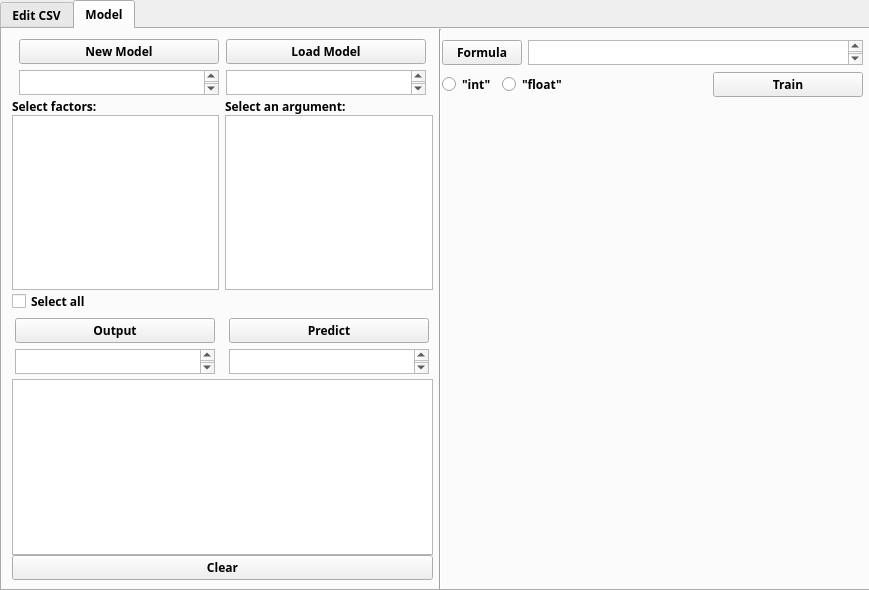
Above: src/raw/gui_model_raw.ui from Birewon/Augur before the change. Below: the same form after it.
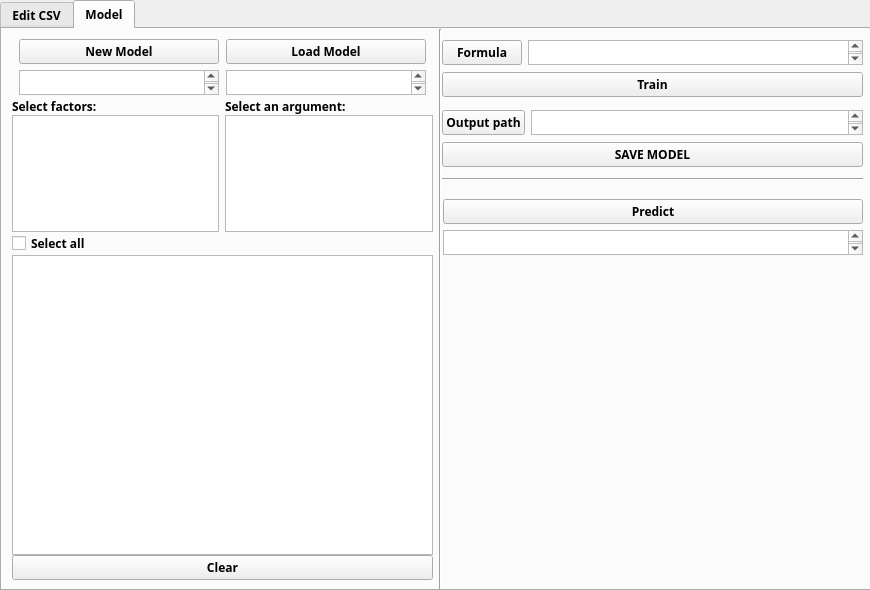
That is the form after the change.

Commit message:
Saving model into file
Changed:
1. Output .csv file info
2. If user didn't select a output path for model the default path (~/Documents) will be set
3. Generate formula. User may change it
4. Train: information about successful training is displayed
5. Critical error handling
6. Deleted "int" and "float" radiobutton

The edit to the form file:
```diff
--- a/src/raw/gui_model_raw.ui
+++ b/src/raw/gui_model_raw.ui
@@ -9,7 +9,7 @@
    <rect>
     <x>0</x>
     <y>0</y>
-    <width>869</width>
+    <width>870</width>
     <height>590</height>
    </rect>
   </property>
@@ -510,43 +510,52 @@
        <property name="verticalSpacing">
         <number>0</number>
        </property>
-       <item row="3" column="0">
-        <layout class="QGridLayout" name="gridLayout_13">
-         <property name="topMargin">
-          <number>5</number>
+       <item row="4" column="0" colspan="2">
+        <widget class="QPushButton" name="model_clear">
+         <property name="text">
+          <string>Clear</string>
          </property>
-         <property name="bottomMargin">
-          <number>5</number>
+        </widget>
+       </item>
+       <item row="3" column="0" colspan="2">
+        <widget class="QPlainTextEdit" name="model_status">
+         <property name="minimumSize">
+          <size>
+           <width>0</width>
+           <height>300</height>
+          </size>
          </property>
-         <property name="verticalSpacing">
-          <number>6</number>
+         <property name="readOnly">
+          <bool>true</bool>
          </property>
-         <item row="0" column="0">
-          <widget class="QPushButton" name="model_button_output">
+        </widget>
+       </item>
+       <item row="2" column="0">
+        <widget class="QCheckBox" name="model_checkbox_select_all">
+         <property name="enabled">
+          <bool>true</bool>
+         </property>
+         <property name="text">
+          <string>Select all</string>
+         </property>
+        </widget>
+       </item>
+       <item row="1" column="0">
+        <layout class="QGridLayout" name="gridLayout">
+         <item row="1" column="0">
+          <widget class="QListWidget" name="model_listwidget_factors">
            <property name="maximumSize">
             <size>
-             <width>200</width>
-             <height>25</height>
+             <width>16777215</width>
+             <height>200</height>
             </size>
            </property>
-           <property name="text">
-            <string>Output</string>
-           </property>
           </widget>
          </item>
-         <item row="1" column="0">
-          <widget class="QPlainTextEdit" name="model_plaintext_output">
-           <property name="maximumSize">
-            <size>
-             <width>200</width>
-             <height>25</height>
-            </size>
-           </property>
-           <property name="cursor" stdset="0">
-            <cursorShape>ForbiddenCursor</cursorShape>
-           </property>
-           <property name="readOnly">
-            <bool>true</bool>
+         <item row="0" column="0">
+          <widget class="QLabel" name="model_label_factors">
+           <property name="text">
+            <string>Select factors:</string>
            </property>
           </widget>
          </item>
@@ -629,16 +638,6 @@
          </item>
         </layout>
        </item>
-       <item row="2" column="0">
-        <widget class="QCheckBox" name="model_checkbox_select_all">
-         <property name="enabled">
-          <bool>true</bool>
-         </property>
-         <property name="text">
-          <string>Select all</string>
-         </property>
-        </widget>
-       </item>
        <item row="1" column="1">
         <layout class="QGridLayout" name="gridLayout_5">
          <item row="0" column="0">
@@ -653,76 +652,6 @@
          </item>
         </layout>
        </item>
-       <item row="1" column="0">
-        <layout class="QGridLayout" name="gridLayout">
-         <item row="1" column="0">
-          <widget class="QListWidget" name="model_listwidget_factors"/>
-         </item>
-         <item row="0" column="0">
-          <widget class="QLabel" name="model_label_factors">
-           <property name="text">
-            <string>Select factors:</string>
-           </property>
-          </widget>
-         </item>
-        </layout>
-       </item>
-       <item row="3" column="1">
-        <layout class="QGridLayout" name="gridLayout_17" rowstretch="0,0" columnstretch="0">
-         <property name="topMargin">
-          <number>5</number>
-         </property>
-         <property name="bottomMargin">
-          <number>5</number>
-         </property>
-         <property name="spacing">
-          <number>6</number>
-         </property>
-         <item row="0" column="0">
-          <widget class="QPushButton" name="model_button_browse_predict">
-           <property name="maximumSize">
-            <size>
-             <width>200</width>
-             <height>25</height>
-            </size>
-           </property>
-           <property name="text">
-            <string>Predict</string>
-           </property>
-          </widget>
-         </item>
-         <item row="1" column="0">
-          <widget class="QPlainTextEdit" name="model_plaintext_predict_path">
-           <property name="maximumSize">
-            <size>
-             <width>200</width>
-             <height>25</height>
-            </size>
-           </property>
-           <property name="cursor" stdset="0">
-            <cursorShape>ForbiddenCursor</cursorShape>
-           </property>
-           <property name="readOnly">
-            <bool>true</bool>
-           </property>
-          </widget>
-         </item>
-        </layout>
-       </item>
-       <item row="4" column="0" colspan="2">
-        <widget class="QPlainTextEdit" name="model_status">
-         <property name="readOnly">
-          <bool>true</bool>
-         </property>
-        </widget>
-       </item>
-       <item row="5" column="0" colspan="2">
-        <widget class="QPushButton" name="model_clear">
-         <property name="text">
-          <string>Clear</string>
-         </property>
-        </widget>
-       </item>
       </layout>
      </widget>
      <widget class="QWidget" name="layoutWidget">
@@ -768,43 +697,16 @@
        <item row="1" column="0">
         <layout class="QGridLayout" name="gridLayout_15">
          <item row="0" column="0">
-          <widget class="QRadioButton" name="model_radiobutton_int">
-           <property name="text">
-            <string>&quot;int&quot;</string>
-           </property>
-          </widget>
-         </item>
-         <item row="0" column="1">
-          <widget class="QRadioButton" name="model_radiobutton_float">
-           <property name="text">
-            <string>&quot;float&quot;</string>
-           </property>
-          </widget>
-         </item>
-         <item row="0" column="2">
-          <spacer name="horizontalSpacer">
-           <property name="orientation">
-            <enum>Qt::Horizontal</enum>
-           </property>
-           <property name="sizeHint" stdset="0">
-            <size>
-             <width>40</width>
-             <height>20</height>
-            </size>
-           </property>
-          </spacer>
-         </item>
-         <item row="0" column="3">
           <widget class="QPushButton" name="model_button_train">
            <property name="minimumSize">
             <size>
-             <width>150</width>
+             <width>200</width>
              <height>0</height>
             </size>
            </property>
            <property name="maximumSize">
             <size>
-             <width>200</width>
+             <width>16777215</width>
              <height>25</height>
             </size>
            </property>
@@ -817,6 +719,133 @@
        </item>
       </layout>
      </widget>
+     <widget class="Line" name="line_2">
+      <property name="geometry">
+       <rect>
+        <x>440</x>
+        <y>140</y>
+        <width>421</width>
+        <height>20</height>
+       </rect>
+      </property>
+      <property name="orientation">
+       <enum>Qt::Horizontal</enum>
+      </property>
+     </widget>
+     <widget class="QWidget" name="">
+      <property name="geometry">
+       <rect>
+        <x>440</x>
+        <y>80</y>
+        <width>421</width>
+        <height>59</height>
+       </rect>
+      </property>
+      <layout class="QGridLayout" name="gridLayout_19">
+       <item row="0" column="0">
+        <layout class="QGridLayout" name="gridLayout_18">
+         <item row="0" column="0">
+          <widget class="QPushButton" name="model_button_output">
+           <property name="maximumSize">
+            <size>
+             <width>200</width>
+             <height>25</height>
+            </size>
+           </property>
+           <property name="text">
+            <string>Output path</string>
+           </property>
+          </widget>
+         </item>
+         <item row="0" column="1">
+          <widget class="QPlainTextEdit" name="model_plaintext_output">
+           <property name="maximumSize">
+            <size>
+             <width>16777215</width>
+             <height>25</height>
+            </size>
+           </property>
+           <property name="cursor" stdset="0">
+            <cursorShape>ForbiddenCursor</cursorShape>
+           </property>
+          </widget>
+         </item>
+        </layout>
+       </item>
+       <item row="1" column="0">
+        <widget class="QPushButton" name="model_button_save_model">
+         <property name="minimumSize">
+          <size>
+           <width>200</width>
+           <height>0</height>
+          </size>
+         </property>
+         <property name="maximumSize">
+          <size>
+           <width>16777215</width>
+           <height>25</height>
+          </size>
+         </property>
+         <property name="text">
+          <string>SAVE MODEL</string>
+         </property>
+        </widget>
+       </item>
+      </layout>
+     </widget>
+     <widget class="QWidget" name="">
+      <property name="geometry">
+       <rect>
+        <x>440</x>
+        <y>170</y>
+        <width>422</width>
+        <height>57</height>
+       </rect>
+      </property>
+      <layout class="QGridLayout" name="gridLayout_17">
+       <item row="0" column="0">
+        <widget class="QPushButton" name="model_button_browse_predict">
+         <property name="minimumSize">
+          <size>
+           <width>420</width>
+           <height>0</height>
+          </size>
+         </property>
+         <property name="maximumSize">
+          <size>
+           <width>200</width>
+           <height>25</height>
+          </size>
+         </property>
+         <property name="text">
+          <string>Predict</string>
+         </property>
+        </widget>
+       </item>
+       <item row="1" column="0">
+        <widget class="QPlainTextEdit" name="model_plaintext_predict_path">
+         <property name="minimumSize">
+          <size>
+           <width>420</width>
+           <height>0</height>
+          </size>
+         </property>
+         <property name="maximumSize">
+          <size>
+           <width>200</width>
+           <height>25</height>
+          </size>
+         </property>
+         <property name="cursor" stdset="0">
+          <cursorShape>ForbiddenCursor</cursorShape>
+         </property>
+         <property name="readOnly">
+          <bool>true</bool>
+         </property>
+        </widget>
+       </item>
+      </layout>
+     </widget>
     </widget>
    </widget>
   </widget>
```
The commit also changes 6 other files.
